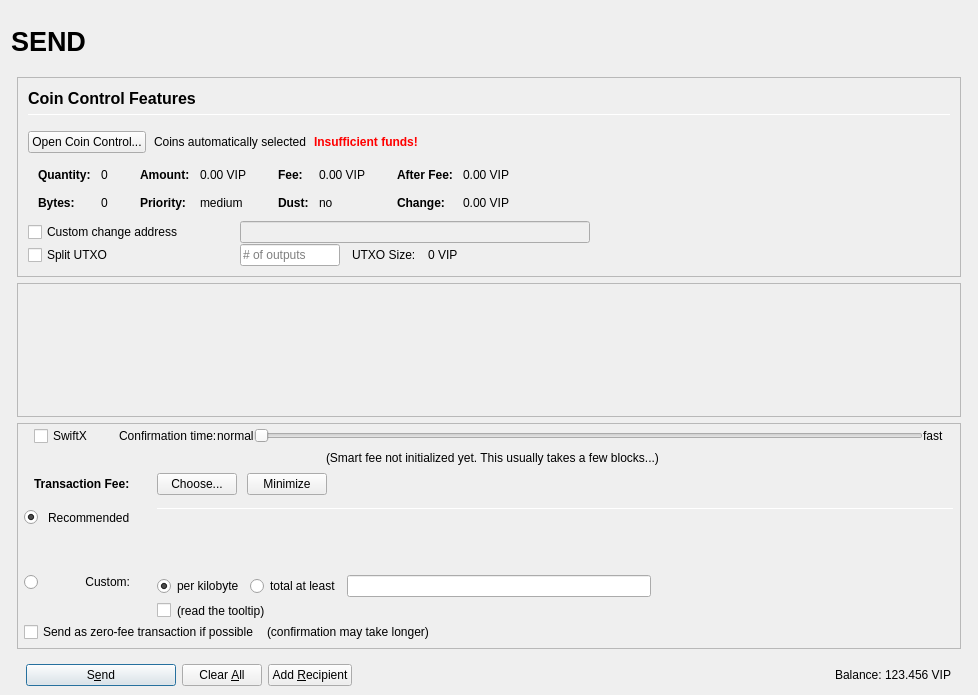
Before: the Qt Designer form src/qt/forms/sendcoinsdialog.ui in vipcore/VIP-OLD, drawn with Qt 5.
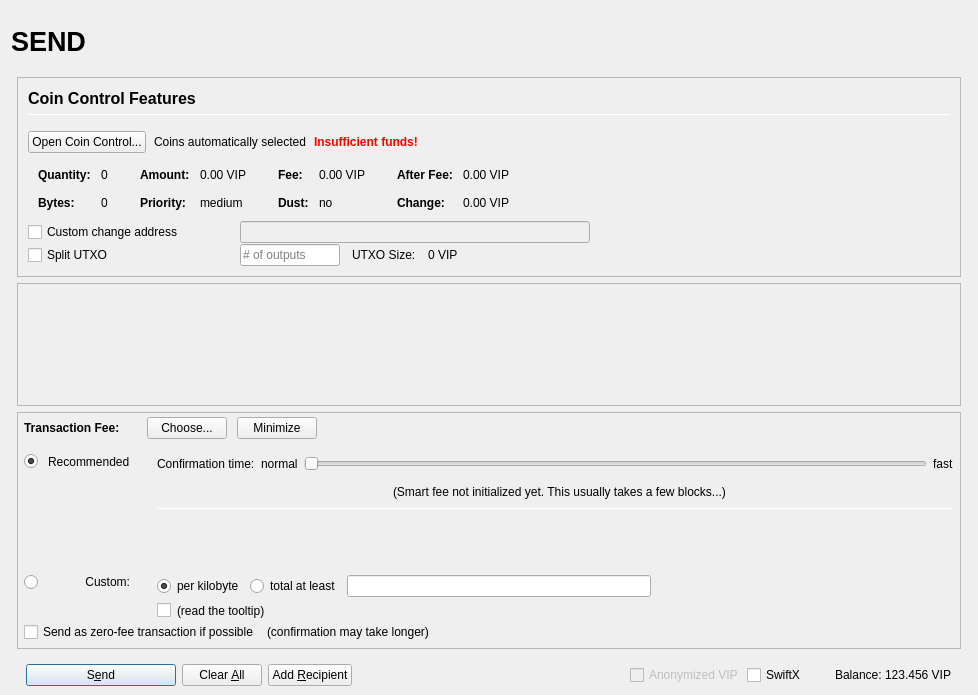
After: the same form once the commit is applied. Icons and pictures are not drawn. Custom widgets are drawn as their Qt base class.

The edit to the form file:
```diff
--- a/src/qt/forms/sendcoinsdialog.ui
+++ b/src/qt/forms/sendcoinsdialog.ui
@@ -898,7 +898,7 @@
              <x>0</x>
              <y>0</y>
              <width>944</width>
-             <height>69</height>
+             <height>68</height>
             </rect>
            </property>
            <layout class="QVBoxLayout" name="verticalLayout_2" stretch="0,1">
@@ -975,7 +975,7 @@
             <number>0</number>
            </property>
            <item>
-            <layout class="QVBoxLayout" name="verticalLayoutFee2" stretch="0,0,0,0">
+            <layout class="QVBoxLayout" name="verticalLayoutFee2" stretch="0,0,0">
              <property name="spacing">
               <number>0</number>
              </property>
@@ -988,179 +988,8 @@
              <property name="rightMargin">
               <number>6</number>
              </property>
-             <item>
-              <layout class="QVBoxLayout" name="verticalLayout_feeConf">
-               <property name="spacing">
-                <number>0</number>
-               </property>
-               <property name="leftMargin">
-                <number>10</number>
-               </property>
-               <property name="rightMargin">
-                <number>10</number>
-               </property>
-               <property name="bottomMargin">
-                <number>5</number>
-               </property>
-               <item>
-                <layout class="QHBoxLayout" name="horizontalLayoutFee9">
-                 <item>
-                  <widget class="QCheckBox" name="checkSwiftTX">
-                   <property name="enabled">
-                    <bool>true</bool>
-                   </property>
-                   <property name="minimumSize">
-                    <size>
-                     <width>85</width>
-                     <height>0</height>
-                    </size>
-                   </property>
-                   <property name="toolTip">
-                    <string>SwiftX technology allows for near instant transactions - A flat fee of 0.01 VIP applies</string>
-                   </property>
-                   <property name="text">
-                    <string>SwiftX</string>
-                   </property>
-                  </widget>
-                 </item>
-                 <item>
-                  <widget class="QLabel" name="labelSmartFee3">
-                   <property name="text">
-                    <string>Confirmation time:</string>
-                   </property>
-                   <property name="margin">
-                    <number>2</number>
-                   </property>
-                  </widget>
-                 </item>
-                 <item>
-                  <widget class="QLabel" name="labelSmartFeeNormal">
-                   <property name="text">
-                    <string>normal</string>
-                   </property>
-                   <property name="margin">
-                    <number>8</number>
-                   </property>
-                  </widget>
-                 </item>
-                 <item>
-                  <widget class="QSlider" name="sliderSmartFee">
-                   <property name="minimumSize">
-                    <size>
-                     <width>0</width>
-                     <height>24</height>
-                    </size>
-                   </property>
-                   <property name="minimum">
-                    <number>0</number>
-                   </property>
-                   <property name="maximum">
-                    <number>24</number>
-                   </property>
-                   <property name="pageStep">
-                    <number>1</number>
-                   </property>
-                   <property name="value">
-                    <number>0</number>
-                   </property>
-                   <property name="orientation">
-                    <enum>Qt::Horizontal</enum>
-                   </property>
-                   <property name="invertedAppearance">
-                    <bool>false</bool>
-                   </property>
-                   <property name="invertedControls">
-                    <bool>false</bool>
-                   </property>
-                   <property name="tickPosition">
-                    <enum>QSlider::NoTicks</enum>
-                   </property>
-                  </widget>
-                 </item>
-                 <item>
-                  <widget class="QLabel" name="labelSmartFeeFast">
-                   <property name="text">
-                    <string>fast</string>
-                   </property>
-                   <property name="margin">
-                    <number>8</number>
-                   </property>
-                  </widget>
-                 </item>
-                </layout>
-               </item>
-               <item>
-                <layout class="QHBoxLayout" name="horizontalLayout_recommended_texts">
-                 <property name="spacing">
-                  <number>0</number>
-                 </property>
-                 <item>
-                  <spacer name="horizontalSpacer_8">
-                   <property name="orientation">
-                    <enum>Qt::Horizontal</enum>
-                   </property>
-                   <property name="sizeHint" stdset="0">
-                    <size>
-                     <width>40</width>
-                     <height>20</height>
-                    </size>
-                   </property>
-                  </spacer>
-                 </item>
-                 <item>
-                  <widget class="QLabel" name="labelFeeEstimation">
-                   <property name="text">
-                    <string/>
-                   </property>
-                   <property name="margin">
-                    <number>2</number>
-                   </property>
-                  </widget>
-                 </item>
-                 <item>
-                  <widget class="QLabel" name="labelSmartFee2">
-                   <property name="text">
-                    <string>(Smart fee not initialized yet. This usually takes a few blocks...)</string>
-                   </property>
-                   <property name="alignment">
-                    <set>Qt::AlignLeading|Qt::AlignLeft|Qt::AlignVCenter</set>
-                   </property>
-                   <property name="wordWrap">
-                    <bool>false</bool>
-                   </property>
-                   <property name="margin">
-                    <number>2</number>
-                   </property>
-                   <property name="indent">
-                    <number>-1</number>
-                   </property>
-                  </widget>
-                 </item>
-                 <item>
-                  <spacer name="horizontalSpacer_3">
-                   <property name="orientation">
-                    <enum>Qt::Horizontal</enum>
-                   </property>
-                   <property name="sizeHint" stdset="0">
-                    <size>
-                     <width>40</width>
-                     <height>20</height>
-                    </size>
-                   </property>
-                  </spacer>
-                 </item>
-                </layout>
-               </item>
-              </layout>
-             </item>
              <item>
               <layout class="QHBoxLayout" name="horizontalLayoutFee1">
-               <property name="leftMargin">
-                <number>10</number>
-               </property>
-               <property name="rightMargin">
-                <number>10</number>
-               </property>
                <property name="bottomMargin">
                 <number>0</number>
                </property>
@@ -1169,6 +998,22 @@
                  <property name="spacing">
                   <number>0</number>
                  </property>
+                 <item>
+                  <spacer name="verticalSpacerSmartFee">
+                   <property name="orientation">
+                    <enum>Qt::Vertical</enum>
+                   </property>
+                   <property name="sizeType">
+                    <enum>QSizePolicy::Fixed</enum>
+                   </property>
+                   <property name="sizeHint" stdset="0">
+                    <size>
+                     <width>1</width>
+                     <height>4</height>
+                    </size>
+                   </property>
+                  </spacer>
+                 </item>
                  <item>
                   <layout class="QHBoxLayout" name="horizontalLayoutSmartFee">
                    <property name="spacing">
@@ -1468,7 +1313,7 @@
                    </widget>
                   </item>
                   <item row="0" column="4" rowspan="3">
-                   <layout class="QVBoxLayout" name="verticalLayoutFee3" stretch="0,0,0,0">
+                   <layout class="QVBoxLayout" name="verticalLayoutFee3" stretch="0,0,0,0,1,0">
                     <property name="spacing">
                      <number>6</number>
                     </property>
@@ -1478,6 +1323,133 @@
                     <property name="bottomMargin">
                      <number>20</number>
                     </property>
+                    <item>
+                     <layout class="QHBoxLayout" name="horizontalLayoutFee9">
+                      <item>
+                       <widget class="QLabel" name="labelSmartFee3">
+                        <property name="text">
+                         <string>Confirmation time:</string>
+                        </property>
+                        <property name="margin">
+                         <number>2</number>
+                        </property>
+                       </widget>
+                      </item>
+                      <item>
+                       <widget class="QLabel" name="labelSmartFeeNormal">
+                        <property name="text">
+                         <string>normal</string>
+                        </property>
+                        <property name="margin">
+                         <number>2</number>
+                        </property>
+                       </widget>
+                      </item>
+                      <item>
+                       <widget class="QSlider" name="sliderSmartFee">
+                        <property name="minimumSize">
+                         <size>
+                          <width>0</width>
+                          <height>24</height>
+                         </size>
+                        </property>
+                        <property name="minimum">
+                         <number>0</number>
+                        </property>
+                        <property name="maximum">
+                         <number>24</number>
+                        </property>
+                        <property name="pageStep">
+                         <number>1</number>
+                        </property>
+                        <property name="value">
+                         <number>0</number>
+                        </property>
+                        <property name="orientation">
+                         <enum>Qt::Horizontal</enum>
+                        </property>
+                        <property name="invertedAppearance">
+                         <bool>false</bool>
+                        </property>
+                        <property name="invertedControls">
+                         <bool>false</bool>
+                        </property>
+                        <property name="tickPosition">
+                         <enum>QSlider::NoTicks</enum>
+                        </property>
+                       </widget>
+                      </item>
+                      <item>
+                       <widget class="QLabel" name="labelSmartFeeFast">
+                        <property name="text">
+                         <string>fast</string>
+                        </property>
+                       </widget>
+                      </item>
+                     </layout>
+                    </item>
+                    <item>
+                     <layout class="QHBoxLayout" name="horizontalLayout_recommended_texts">
+                      <property name="spacing">
+                       <number>0</number>
+                      </property>
+                      <item>
+                       <spacer name="horizontalSpacer_8">
+                        <property name="orientation">
+                         <enum>Qt::Horizontal</enum>
+                        </property>
+                        <property name="sizeHint" stdset="0">
+                         <size>
+                          <width>40</width>
+                          <height>20</height>
+                         </size>
+                        </property>
+                       </spacer>
+                      </item>
+                      <item>
+                       <widget class="QLabel" name="labelFeeEstimation">
+                        <property name="text">
+                         <string/>
+                        </property>
+                        <property name="margin">
+                         <number>2</number>
+                        </property>
+                       </widget>
+                      </item>
+                      <item>
+                       <widget class="QLabel" name="labelSmartFee2">
+                        <property name="text">
+                         <string>(Smart fee not initialized yet. This usually takes a few blocks...)</string>
+                        </property>
+                        <property name="alignment">
+                         <set>Qt::AlignLeading|Qt::AlignLeft|Qt::AlignVCenter</set>
+                        </property>
+                        <property name="wordWrap">
+                         <bool>false</bool>
+                        </property>
+                        <property name="margin">
+                         <number>2</number>
+                        </property>
+                        <property name="indent">
+                         <number>-1</number>
+                        </property>
+                       </widget>
+                      </item>
+                      <item>
+                       <spacer name="horizontalSpacer_3">
+                        <property name="orientation">
+                         <enum>Qt::Horizontal</enum>
+                        </property>
+                        <property name="sizeHint" stdset="0">
+                         <size>
+                          <width>40</width>
+                          <height>20</height>
+                         </size>
+                        </property>
+                       </spacer>
+                      </item>
+                     </layout>
+                    </item>
                     <item>
                      <widget class="Line" name="line_2">
                       <property name="minimumSize">
@@ -1708,6 +1680,32 @@
              <property name="spacing">
               <number>3</number>
              </property>
+             <item>
+              <widget class="QCheckBox" name="checkzVIP">
+               <property name="enabled">
+                <bool>false</bool>
+               </property>
+               <property name="text">
+                <string>Anonymized VIP</string>
+               </property>
+              </widget>
+             </item>
+             <item>
+              <widget class="QCheckBox" name="checkSwiftTX">
+               <property name="enabled">
+                <bool>true</bool>
+               </property>
+               <property name="minimumSize">
+                <size>
+                 <width>85</width>
+                 <height>0</height>
+                </size>
+               </property>
+               <property name="text">
+                <string>SwiftX</string>
+               </property>
+              </widget>
+             </item>
              <item>
               <widget class="QLabel" name="label">
                <property name="text">
```
Left out of the diff: 54 changed lines with no effect on the pictures.
